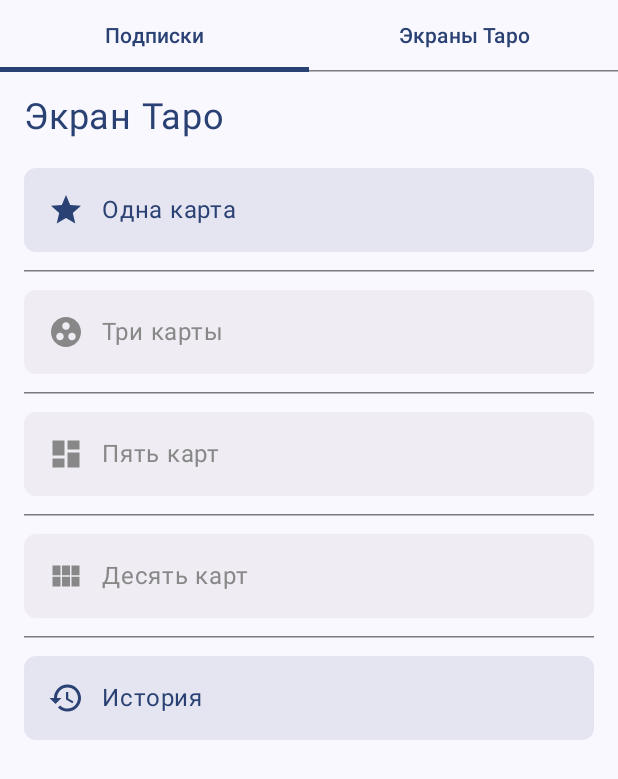
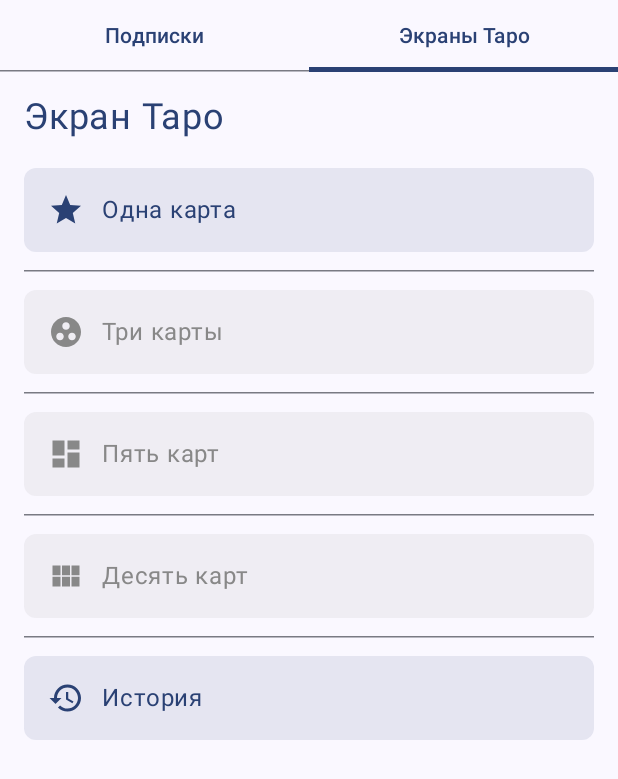
Before and after one commit to NatalyaAtyukova/TarotApp, an Android app built with Jetpack Compose: the composable MainApp shown on its own in the app's theme, tab 2 chosen, on a phone screen of 412 x 824 dp. Shown: the top 779 px of the screen. Run offline under Robolectric (Android 15) with nearby library versions, the phone set to English and light mode, and no system bars; libraries missing offline, so code that uses them is left out: ru.rustore.sdk; 2 statements that could not run were skipped.

Commit message:
Fix TabRow synchronization and navigation issues
- Ensure TabRow correctly highlights the active tab based on the current route.
- Maintain "Tarot Screens" tab active when navigating between nested screens (e.g., Single Card, Three Cards).
- Implement proper state management for navigation transitions using `popUpTo` and route matching.
- Improve overall navigation consistency between "Subscriptions" and "Tarot Screens."

```diff
--- a/app/src/main/java/com.example.taroapp/components/SubscriptionScreen.kt
+++ b/app/src/main/java/com.example.taroapp/components/SubscriptionScreen.kt
@@ -6,6 +6,8 @@ import androidx.compose.runtime.Composable
 import androidx.compose.ui.Modifier
 import androidx.compose.ui.unit.dp
 import androidx.compose.ui.unit.sp
+import androidx.compose.runtime.LaunchedEffect
+import androidx.compose.runtime.remember
 
 @Composable
 fun SubscriptionScreen(
@@ -13,8 +15,12 @@ fun SubscriptionScreen(
     hasPremiumSubscription: Boolean,
     onThreeCardSubscribe: (Boolean) -> Unit,
     onPremiumSubscribe: (Boolean) -> Unit,
-    onNavigateToTarotScreens: () -> Unit
+    onNavigateToTarotScreens: () -> Unit,
+    isLoading: Boolean = false,
+    errorMessage: String? = null
 ) {
+    val snackbarHostState = remember { SnackbarHostState() }
+
     Column(modifier = Modifier.padding(16.dp)) {
         Text(
             text = "Управление подписками",
@@ -39,9 +45,17 @@ fun SubscriptionScreen(
         Button(
             onClick = { onThreeCardSubscribe(!hasThreeCardSubscription) },
             modifier = Modifier.fillMaxWidth(),
-            enabled = !hasPremiumSubscription // Нельзя активировать базовую подписку, если активна премиум подписка
+            enabled = !isLoading && !hasPremiumSubscription
         ) {
-            Text(if (hasThreeCardSubscription) "Отключить подписку на 3 карты" else "Активировать подписку на 3 карты")
+            if (isLoading) {
+                CircularProgressIndicator(
+                    modifier = Modifier.size(20.dp),
+                    strokeWidth = 2.dp,
+                    color = MaterialTheme.colorScheme.onPrimary
+                )
+            } else {
+                Text(if (hasThreeCardSubscription) "Отключить подписку на 3 карты" else "Активировать подписку на 3 карты")
+            }
         }
 
         Spacer(modifier = Modifier.height(16.dp))
@@ -60,9 +74,18 @@ fun SubscriptionScreen(
         )
         Button(
             onClick = { onPremiumSubscribe(!hasPremiumSubscription) },
-            modifier = Modifier.fillMaxWidth()
+            modifier = Modifier.fillMaxWidth(),
+            enabled = !isLoading
         ) {
-            Text(if (hasPremiumSubscription) "Отключить премиум подписку" else "Активировать премиум подписку")
+            if (isLoading) {
+                CircularProgressIndicator(
+                    modifier = Modifier.size(20.dp),
+                    strokeWidth = 2.dp,
+                    color = MaterialTheme.colorScheme.onPrimary
+                )
+            } else {
+                Text(if (hasPremiumSubscription) "Отключить премиум подписку" else "Активировать премиум подписку")
+            }
         }
 
         Spacer(modifier = Modifier.height(16.dp))
@@ -70,7 +93,8 @@ fun SubscriptionScreen(
         // Кнопка перехода к экранам Таро
         Button(
             onClick = onNavigateToTarotScreens,
-            modifier = Modifier.fillMaxWidth()
+            modifier = Modifier.fillMaxWidth(),
+            enabled = !isLoading
         ) {
             Text("Перейти к экранам Таро")
         }
@@ -104,5 +128,12 @@ fun SubscriptionScreen(
                 )
             }
         }
+
+        // Отображение ошибок
+        errorMessage?.let {
+            LaunchedEffect(snackbarHostState) {
+                snackbarHostState.showSnackbar(it)
+            }
+        }
     }
 }
--- a/app/src/main/java/com/example/tarotapp/MainActivity.kt
+++ b/app/src/main/java/com/example/tarotapp/MainActivity.kt
@@ -13,16 +13,12 @@ import androidx.compose.ui.Modifier
 import androidx.compose.ui.platform.LocalContext
 import androidx.navigation.compose.NavHost
 import androidx.navigation.compose.composable
+import androidx.navigation.compose.currentBackStackEntryAsState
 import androidx.navigation.compose.rememberNavController
 import ru.rustore.sdk.billingclient.RuStoreBillingClient
 import ru.rustore.sdk.billingclient.RuStoreBillingClientFactory
 import ru.rustore.sdk.billingclient.model.purchase.PaymentResult
-import com.example.tarotapp.components.TarotScreens
-import com.example.tarotapp.components.SubscriptionScreen
-import com.example.tarotapp.components.SingleCardScreen
-import com.example.tarotapp.components.MultiCardScreen
-import com.example.tarotapp.components.PremiumTarotScreen
-import com.example.tarotapp.components.HistoryScreen
+import com.example.tarotapp.components.*
 
 class MainActivity : ComponentActivity() {
     private lateinit var billingClient: RuStoreBillingClient
@@ -58,40 +54,41 @@ fun MainApp(billingClient: RuStoreBillingClient) {
 
     var hasThreeCardSubscription by remember { mutableStateOf(false) }
     var hasPremiumSubscription by remember { mutableStateOf(false) }
+    var isLoading by remember { mutableStateOf(false) }
 
-    // Функция сохранения подписок
-    fun saveSubscriptions() {
-        sharedPreferences.edit().apply {
-            putBoolean("hasThreeCardSubscription", hasThreeCardSubscription)
-            putBoolean("hasPremiumSubscription", hasPremiumSubscription)
-            apply()
-        }
-    }
-
-    // Получение подписок
-    LaunchedEffect(Unit) {
-        billingClient.purchases.getPurchases()
-            .addOnSuccessListener { purchases ->
-                hasThreeCardSubscription = purchases.any { it.productId == "three_card_subscription" }
-                hasPremiumSubscription = purchases.any { it.productId == "premium_monthly_subscription" }
-                saveSubscriptions()
-            }
-            .addOnFailureListener {
-                println("Ошибка получения подписок: ${it.message}")
-            }
-    }
+    // Отслеживаем текущий маршрут
+    val currentRoute = navController.currentBackStackEntryAsState().value?.destination?.route
 
     Scaffold(
         topBar = {
-            TabRow(selectedTabIndex = 0) {
+            // TabRow обновляется в зависимости от текущего маршрута
+            TabRow(
+                selectedTabIndex = when (currentRoute) {
+                    "subscription" -> 0
+                    "tarot", "single", "three", "five", "ten", "history" -> 1
+                    else -> 0
+                }
+            ) {
                 Tab(
-                    selected = true,
-                    onClick = { navController.navigate("subscription") },
+                    selected = currentRoute == "subscription",
+                    onClick = {
+                        if (currentRoute != "subscription") {
+                            navController.navigate("subscription") {
+                                popUpTo("subscription") { inclusive = false }
+                            }
+                        }
+                    },
                     text = { Text("Подписки") }
                 )
                 Tab(
-                    selected = false,
-                    onClick = { navController.navigate("tarot") },
+                    selected = currentRoute in listOf("tarot", "single", "three", "five", "ten", "history"),
+                    onClick = {
+                        if (currentRoute !in listOf("tarot", "single", "three", "five", "ten", "history")) {
+                            navController.navigate("tarot") {
+                                popUpTo("tarot") { inclusive = false }
+                            }
+                        }
+                    },
                     text = { Text("Экраны Таро") }
                 )
             }
@@ -106,9 +103,64 @@ fun MainApp(billingClient: RuStoreBillingClient) {
                     SubscriptionScreen(
                         hasThreeCardSubscription = hasThreeCardSubscription,
                         hasPremiumSubscription = hasPremiumSubscription,
-                        onThreeCardSubscribe = { /* Ваш код */ },
-                        onPremiumSubscribe = { /* Ваш код */ },
-                        onNavigateToTarotScreens = { navController.navigate("tarot") }
+                        onThreeCardSubscribe = { isActivating ->
+                            isLoading = true
+                            billingClient.purchases.purchaseProduct(
+                                productId = "three_card_subscription",
+                                orderId = "three_card_order_${System.currentTimeMillis()}",
+                                quantity = 1,
+                                developerPayload = null
+                            ).addOnSuccessListener { result ->
+                                if (result is PaymentResult.Success) {
+                                    billingClient.purchases.confirmPurchase(result.purchaseId)
+                                        .addOnSuccessListener {
+                                            hasThreeCardSubscription = isActivating
+                                            saveSubscriptions(sharedPreferences)
+                                            isLoading = false
+                                        }
+                                        .addOnFailureListener {
+                                            println("Ошибка подтверждения подписки: ${it.message}")
+                                            isLoading = false
+                                        }
+                                } else {
+                                    println("Ошибка покупки: ${result}")
+                                    isLoading = false
+                                }
+                            }.addOnFailureListener {
+                                println("Ошибка вызова RuStore: ${it.message}")
+                                isLoading = false
+                            }
+                        },
+                        onPremiumSubscribe = { isActivating ->
+                            isLoading = true
+                            billingClient.purchases.purchaseProduct(
+                                productId = "premium_monthly_subscription",
+                                orderId = "premium_order_${System.currentTimeMillis()}",
+                                quantity = 1,
+                                developerPayload = null
+                            ).addOnSuccessListener { result ->
+                                if (result is PaymentResult.Success) {
+                                    billingClient.purchases.confirmPurchase(result.purchaseId)
+                                        .addOnSuccessListener {
+                                            hasPremiumSubscription = isActivating
+                                            saveSubscriptions(sharedPreferences)
+                                            isLoading = false
+                                        }
+                                        .addOnFailureListener {
+                                            println("Ошибка подтверждения подписки: ${it.message}")
+                                            isLoading = false
+                                        }
+                                } else {
+                                    println("Ошибка покупки: ${result}")
+                                    isLoading = false
+                                }
+                            }.addOnFailureListener {
+                                println("Ошибка вызова RuStore: ${it.message}")
+                                isLoading = false
+                            }
+                        },
+                        onNavigateToTarotScreens = { navController.navigate("tarot") },
+                        isLoading = isLoading
                     )
                 }
                 composable("tarot") {
@@ -153,3 +205,11 @@ fun MainApp(billingClient: RuStoreBillingClient) {
         }
     )
 }
+
+fun saveSubscriptions(sharedPreferences: SharedPreferences) {
+    sharedPreferences.edit().apply {
+        putBoolean("hasThreeCardSubscription", true)
+        putBoolean("hasPremiumSubscription", true)
+        apply()
+    }
+}
```
